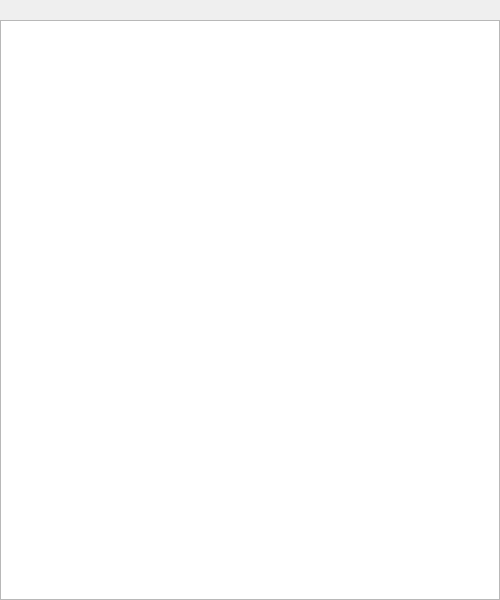
geroineee/ARM_QT, file usercodewindow.ui: the form before one commit.
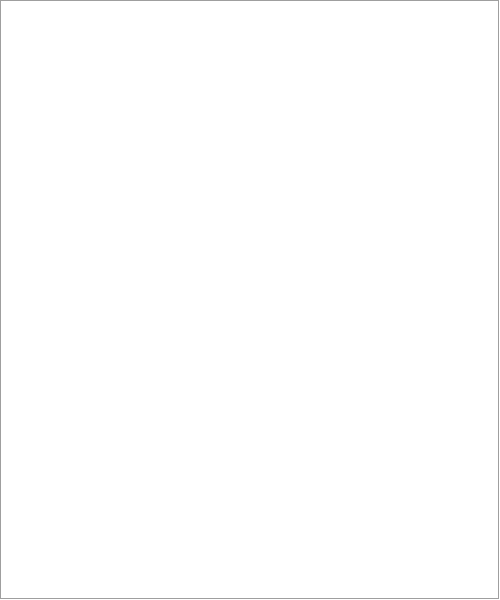
The form after the commit.

Patch:
```diff
--- a/usercodewindow.ui
+++ b/usercodewindow.ui
@@ -17,11 +17,14 @@
    <property name="geometry">
     <rect>
      <x>0</x>
-     <y>20</y>
+     <y>0</y>
      <width>500</width>
-     <height>580</height>
+     <height>600</height>
     </rect>
    </property>
+   <property name="frameShape">
+    <enum>QFrame::Box</enum>
+   </property>
    <property name="lineWrapMode">
     <enum>QTextEdit::NoWrap</enum>
    </property>
```
Left out of the diff: 6 changed lines with no effect on the pictures.
